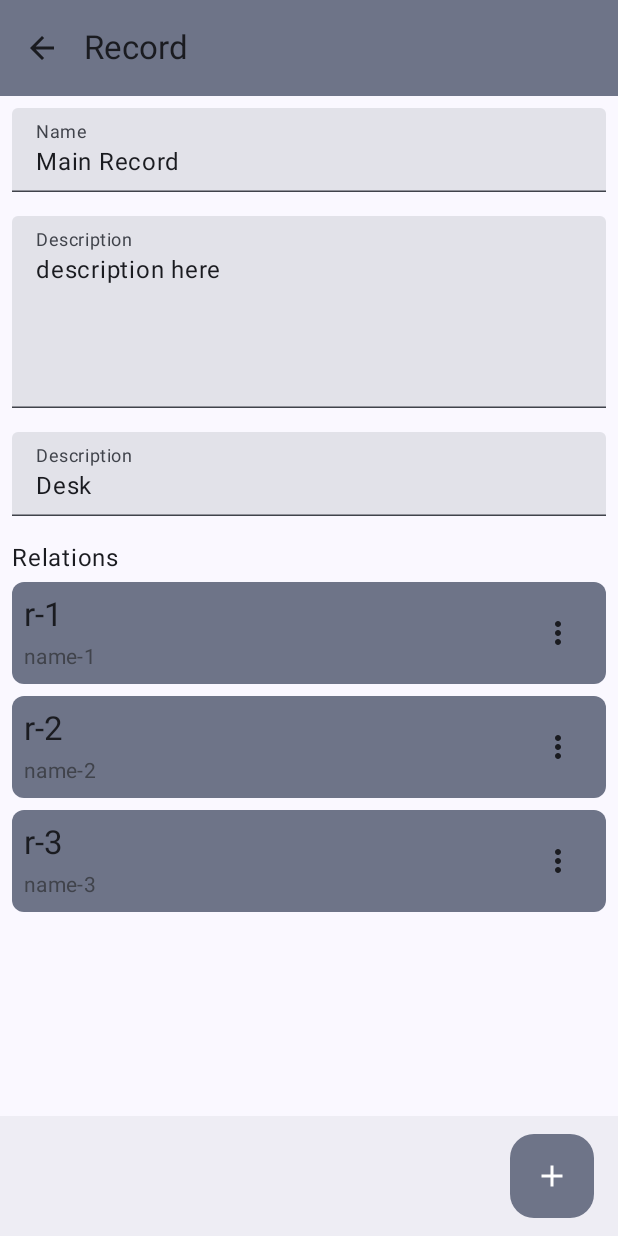
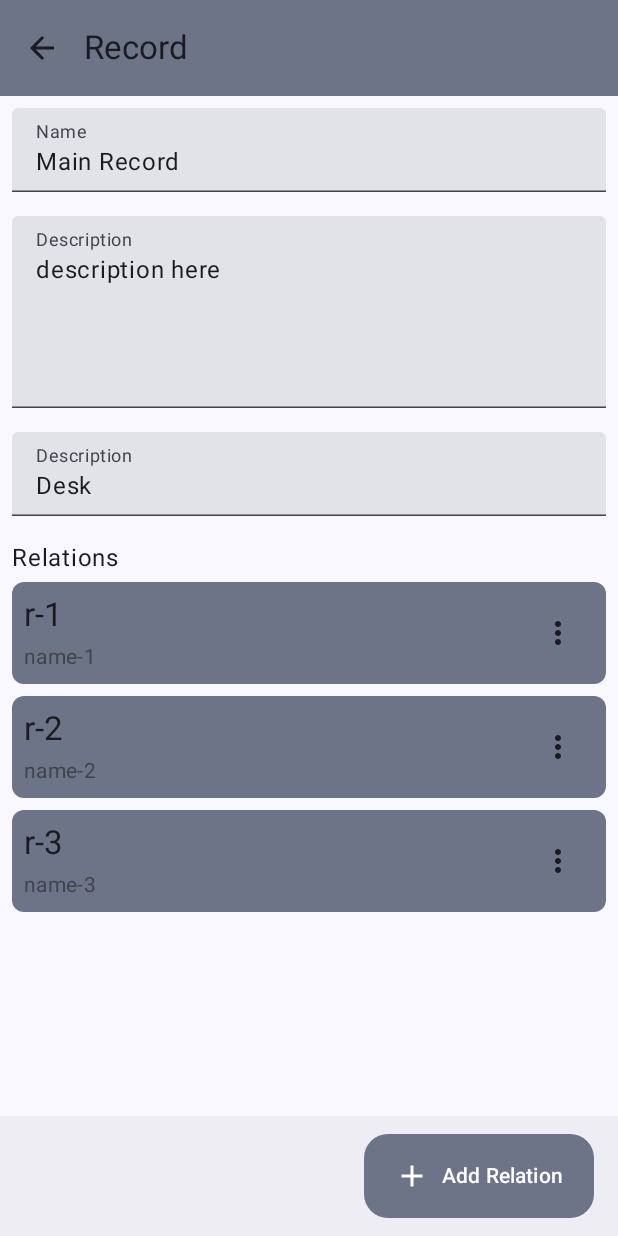
Before and after one commit to wiskiw/RecordManagerApp, an Android app built with Jetpack Compose: the @Preview function ContentPreviewLight, on a phone screen of 412 x 824 dp. Run offline under Robolectric (Android 15) with nearby library versions, the phone set to English and light mode, and no system bars.

Commit message:
Minor FAB improvements

```diff
--- a/app/src/main/java/dev/wiskiw/recordmanagerapp/presentation/screen/record/RecordScreen.kt
+++ b/app/src/main/java/dev/wiskiw/recordmanagerapp/presentation/screen/record/RecordScreen.kt
@@ -4,9 +4,12 @@ import androidx.compose.foundation.layout.Arrangement
 import androidx.compose.foundation.layout.Box
 import androidx.compose.foundation.layout.Column
 import androidx.compose.foundation.layout.PaddingValues
+import androidx.compose.foundation.layout.Row
+import androidx.compose.foundation.layout.Spacer
 import androidx.compose.foundation.layout.fillMaxSize
 import androidx.compose.foundation.layout.fillMaxWidth
 import androidx.compose.foundation.layout.padding
+import androidx.compose.foundation.layout.width
 import androidx.compose.foundation.layout.wrapContentHeight
 import androidx.compose.foundation.shape.RoundedCornerShape
 import androidx.compose.material.icons.Icons
@@ -16,7 +19,7 @@ import androidx.compose.material3.BottomAppBar
 import androidx.compose.material3.BottomAppBarDefaults
 import androidx.compose.material3.Card
 import androidx.compose.material3.ExperimentalMaterial3Api
-import androidx.compose.material3.FloatingActionButton
+import androidx.compose.material3.ExtendedFloatingActionButton
 import androidx.compose.material3.FloatingActionButtonDefaults
 import androidx.compose.material3.Icon
 import androidx.compose.material3.IconButton
@@ -29,6 +32,7 @@ import androidx.compose.material3.TopAppBarDefaults.topAppBarColors
 import androidx.compose.runtime.Composable
 import androidx.compose.runtime.LaunchedEffect
 import androidx.compose.runtime.getValue
+import androidx.compose.ui.Alignment
 import androidx.compose.ui.Modifier
 import androidx.compose.ui.res.stringResource
 import androidx.compose.ui.tooling.preview.Devices
@@ -138,12 +142,19 @@ private fun BottomBar(
     BottomAppBar(
         actions = {},
         floatingActionButton = {
-            FloatingActionButton(
+            ExtendedFloatingActionButton(
                 onClick = { handleAction(RecordViewModel.Action.OnAddRelationClick) },
                 containerColor = BottomAppBarDefaults.bottomAppBarFabColor,
                 elevation = FloatingActionButtonDefaults.bottomAppBarFabElevation()
             ) {
-                Icon(Icons.Filled.Add, "Localized description")
+                Row(
+                    verticalAlignment = Alignment.CenterVertically,
+                    horizontalArrangement = Arrangement.Absolute.SpaceBetween
+                ) {
+                    Icon(Icons.Filled.Add, stringResource(id = R.string.screen_record_bottom_bar_button_add_description))
+                    Spacer(modifier = Modifier.width(MaterialTheme.size.one))
+                    Text(stringResource(id = R.string.screen_record_bottom_bar_button_add_title))
+                }
             }
         }
     )
--- a/app/src/main/res/values/strings.xml
+++ b/app/src/main/res/values/strings.xml
@@ -3,9 +3,13 @@
 
     <string name="screen_record_list_title">Records</string>
     <string name="screen_record_list_no_records">No available records found</string>
+    <string name="screen_record_list_bottom_bar_button_add_description">Add Record Button</string>
+    <string name="screen_record_list_bottom_bar_button_add_title">Add Record</string>
 
     <string name="screen_record_title">Record</string>
     <string name="screen_record_top_bar_button_back_description">Back Button</string>
+    <string name="screen_record_bottom_bar_button_add_description">Add Relation Button</string>
+    <string name="screen_record_bottom_bar_button_add_title">Add Relation</string>
     <string name="screen_record_name_title">Name</string>
     <string name="screen_record_description_title">Description</string>
     <string name="screen_record_type_title">Description</string>
```
Also changed, not shown: app/src/main/java/dev/wiskiw/recordmanagerapp/presentation/screen/recordlist/RecordListScreen.kt (+15 -3 lines).
